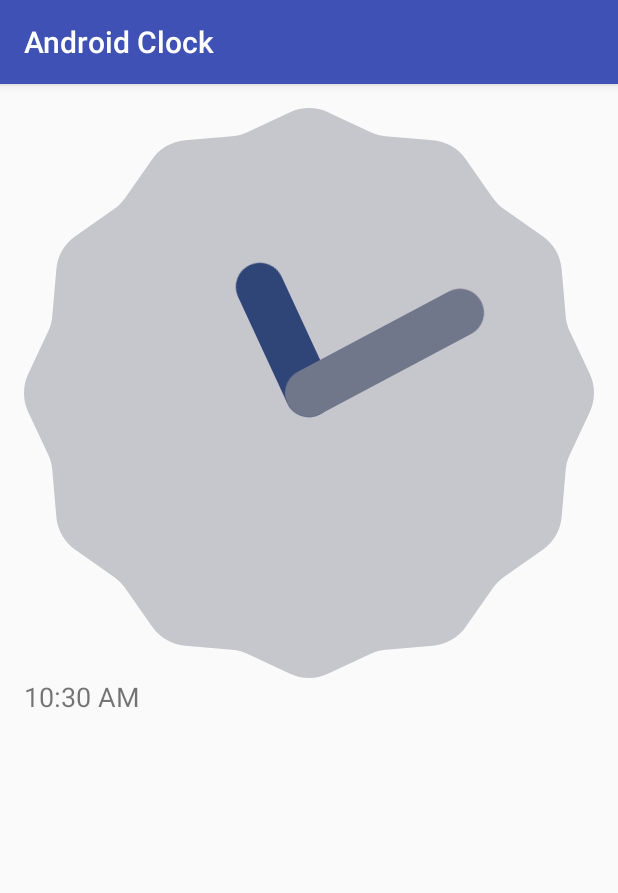
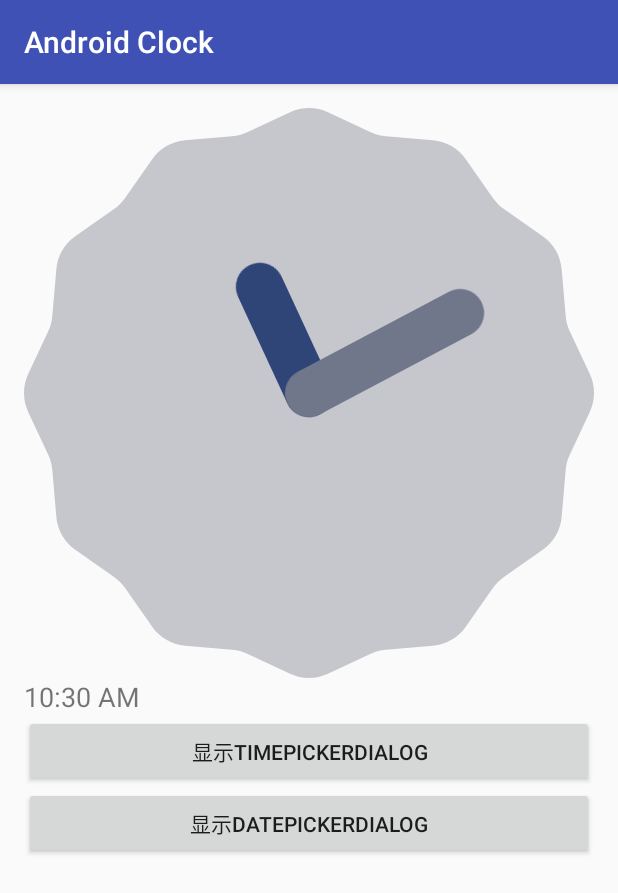
Before and after one commit to durban89/AndroidClock, an Android app: the screen it shows after launch (MainActivity), on a phone screen of 412 x 824 dp. Shown: the top 893 px of the screen. Run offline under Robolectric (Android 15) with nearby library versions, the phone set to English and light mode, and no system bars.

Commit message:
add clock code

```diff
--- a/app/src/main/java/com/gowhich/androidclock/MainActivity.java
+++ b/app/src/main/java/com/gowhich/androidclock/MainActivity.java
@@ -1,13 +1,72 @@
 package com.gowhich.androidclock;
 
+import android.app.DatePickerDialog;
+import android.app.TimePickerDialog;
 import android.support.v7.app.AppCompatActivity;
 import android.os.Bundle;
+import android.view.View;
+import android.widget.Button;
+import android.widget.DatePicker;
+import android.widget.TimePicker;
+import android.widget.Toast;
 
-public class MainActivity extends AppCompatActivity {
+import java.util.Calendar;
+
+public class MainActivity extends AppCompatActivity implements View.OnClickListener {
+
+    private Button button1;
+    private Button button2;
+    private int hourOfDay, minute;
+    private int year, monthOfYear, dayOfMonth;
 
     @Override
     protected void onCreate(Bundle savedInstanceState) {
         super.onCreate(savedInstanceState);
         setContentView(R.layout.activity_main);
+
+        button1 = (Button) this.findViewById(R.id.button1);
+        button2 = (Button) this.findViewById(R.id.button2);
+
+        button1.setOnClickListener(this);
+        button2.setOnClickListener(this);
+
+        //获得当前时间，获得小时和分钟
+        Calendar calendar = Calendar.getInstance();
+        hourOfDay = calendar.get(Calendar.HOUR_OF_DAY);
+        minute = calendar.get(Calendar.MINUTE);
+
+        year = calendar.get(Calendar.YEAR);
+        monthOfYear = calendar.get(Calendar.MONTH);
+        dayOfMonth = calendar.get(Calendar.DAY_OF_MONTH);
+
+    }
+
+    @Override
+    public void onClick(View view) {
+        switch (view.getId()) {
+            case R.id.button1:
+                TimePickerDialog timePickerDialog = new TimePickerDialog(MainActivity.this, new MyTimePickerDialog(), hourOfDay, minute, true);
+                timePickerDialog.show();
+                break;
+            case R.id.button2:
+                DatePickerDialog datePickerDialog = new DatePickerDialog(MainActivity.this, new MyDatePickerDialog(), year, monthOfYear, dayOfMonth);
+                datePickerDialog.show();
+                break;
+        }
+    }
+
+    public class MyTimePickerDialog implements TimePickerDialog.OnTimeSetListener {
+
+        @Override
+        public void onTimeSet(TimePicker timePicker, int i, int i1) {
+            Toast.makeText(MainActivity.this, "hourOfDay: " + i + ", minute:" + i1, Toast.LENGTH_SHORT).show();
+        }
+    }
+
+    private class MyDatePickerDialog implements DatePickerDialog.OnDateSetListener {
+        @Override
+        public void onDateSet(DatePicker datePicker, int i, int i1, int i2) {
+            Toast.makeText(MainActivity.this, "Year: " + i + ", monthOfYear: " + i1 + ", dayOfMonth:" + i2, Toast.LENGTH_SHORT).show();
+        }
     }
 }
--- a/app/src/main/res/layout/activity_main.xml
+++ b/app/src/main/res/layout/activity_main.xml
@@ -18,4 +18,15 @@
         android:textSize="18dp"
         android:layout_width="match_parent"
         android:layout_height="wrap_content" />
+    <Button
+        android:id="@+id/button1"
+        android:text="显示TimePickerDialog"
+        android:layout_width="match_parent"
+        android:layout_height="wrap_content" />
+
+    <Button
+        android:id="@+id/button2"
+        android:text="显示DatePickerDialog"
+        android:layout_width="match_parent"
+        android:layout_height="wrap_content" />
 </LinearLayout>
```
